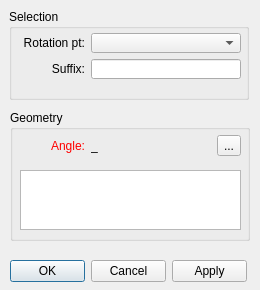
Old version of the form src/libs/vtools/dialogs/tools/dialogrotation.ui in the repository FashionFreedom/Seamly2D.
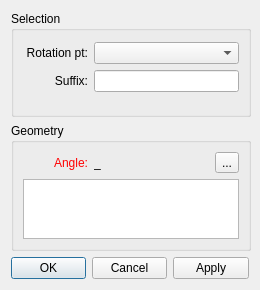
New version of the form. Icons and pictures are not drawn.

Commit message:
Fix layoutWidget warnings
Fixes layoutWidget warnings in a few dialog forms

Diff of the .ui file:
```diff
--- a/src/libs/vtools/dialogs/tools/dialogrotation.ui
+++ b/src/libs/vtools/dialogs/tools/dialogrotation.ui
@@ -23,31 +23,9 @@
    <iconset resource="../../../vmisc/share/resources/icon.qrc">
     <normaloff>:/icon/64x64/icon64x64.png</normaloff>:/icon/64x64/icon64x64.png</iconset>
   </property>
-  <widget class="QDialogButtonBox" name="buttonBox">
-   <property name="geometry">
-    <rect>
-     <x>10</x>
-     <y>260</y>
-     <width>237</width>
-     <height>23</height>
-    </rect>
-   </property>
-   <property name="orientation">
-    <enum>Qt::Horizontal</enum>
-   </property>
-   <property name="standardButtons">
-    <set>QDialogButtonBox::Apply|QDialogButtonBox::Cancel|QDialogButtonBox::Ok</set>
-   </property>
-  </widget>
+  <layout class="QVBoxLayout" name="verticalLayout_3">
+   <item>
   <widget class="QGroupBox" name="groupBox">
-   <property name="geometry">
-    <rect>
-     <x>9</x>
-     <y>9</y>
-     <width>240</width>
-     <height>91</height>
-    </rect>
-   </property>
    <property name="sizePolicy">
     <sizepolicy hsizetype="Preferred" vsizetype="Minimum">
      <horstretch>0</horstretch>
@@ -63,15 +41,8 @@
    <property name="title">
     <string>Selection</string>
    </property>
-   <widget class="QWidget" name="layoutWidget">
-    <property name="geometry">
-     <rect>
-      <x>11</x>
-      <y>22</y>
-      <width>221</width>
-      <height>50</height>
-     </rect>
-    </property>
+     <layout class="QVBoxLayout" name="verticalLayout">
+      <item>
     <layout class="QFormLayout" name="formLayout">
      <property name="topMargin">
       <number>2</number>
@@ -144,17 +115,12 @@
       </widget>
      </item>
     </layout>
-   </widget>
-  </widget>
+      </item>
+     </layout>
+    </widget>
+   </item>
+   <item>
   <widget class="QGroupBox" name="groupBox_2">
-   <property name="geometry">
-    <rect>
-     <x>10</x>
-     <y>110</y>
-     <width>240</width>
-     <height>131</height>
-    </rect>
-   </property>
    <property name="sizePolicy">
     <sizepolicy hsizetype="Preferred" vsizetype="Preferred">
      <horstretch>0</horstretch>
@@ -170,15 +136,8 @@
    <property name="title">
     <string>Geometry</string>
    </property>
-   <widget class="QWidget" name="layoutWidget">
-    <property name="geometry">
-     <rect>
-      <x>10</x>
-      <y>20</y>
-      <width>221</width>
-      <height>32</height>
-     </rect>
-    </property>
+     <layout class="QVBoxLayout" name="verticalLayout_2">
+      <item>
     <layout class="QHBoxLayout" name="horizontalLayout" stretch="1,1,1,0">
      <item alignment="Qt::AlignLeft">
       <widget class="QLabel" name="editAngle_Label">
@@ -301,16 +260,8 @@
       </widget>
      </item>
     </layout>
-   </widget>
-   <widget class="QWidget" name="layoutWidget">
-    <property name="geometry">
-     <rect>
-      <x>10</x>
-      <y>60</y>
-      <width>221</width>
-      <height>61</height>
-     </rect>
-    </property>
+      </item>
+      <item>
     <layout class="QHBoxLayout" name="horizontalLayout_3" stretch="3">
      <item>
       <widget class="QPlainTextEdit" name="plainTextEditFormula">
@@ -341,8 +292,21 @@
       </widget>
      </item>
     </layout>
-   </widget>
-  </widget>
+      </item>
+     </layout>
+    </widget>
+   </item>
+   <item>
+    <widget class="QDialogButtonBox" name="buttonBox">
+     <property name="orientation">
+      <enum>Qt::Horizontal</enum>
+     </property>
+     <property name="standardButtons">
+      <set>QDialogButtonBox::Apply|QDialogButtonBox::Cancel|QDialogButtonBox::Ok</set>
+     </property>
+    </widget>
+   </item>
+  </layout>
  </widget>
  <resources>
   <include location="../../../vmisc/share/resources/icon.qrc"/>
```
Lines whose indentation alone changed are shown as unchanged. The commit also changes 2 other files.
